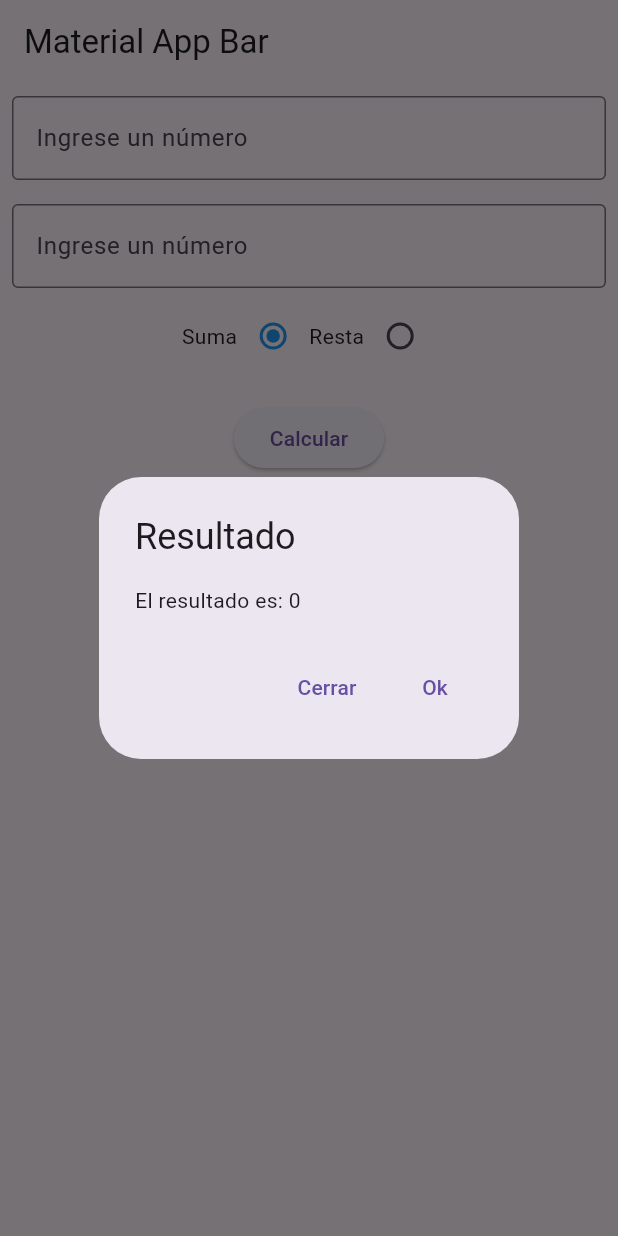
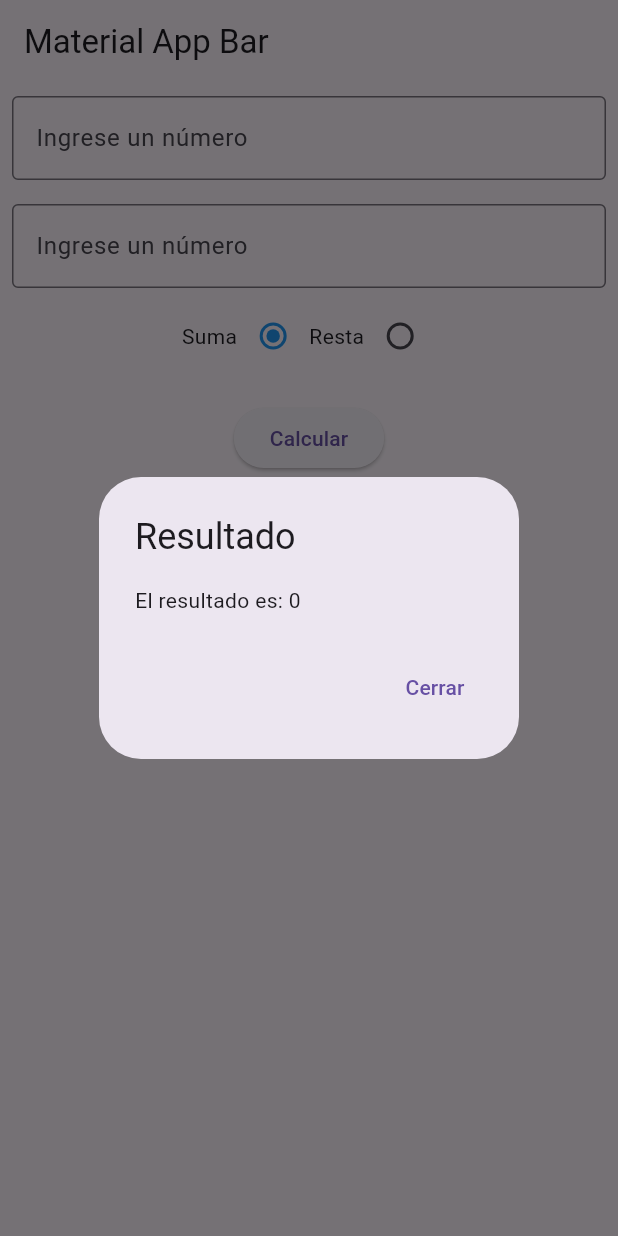
Before and after one commit to abrahamcastro/Flutter25, a Flutter app: the screen it shows after launch, after a tap on "Calcular", on a phone screen of 412 x 824 dp. Run offline on Flutter 3.47's test engine with Material 3 defaults, Android fonts, the light colour scheme and no system bars.

Commit message:
quite uno ok

```diff
--- a/textfield2numeros/lib/main.dart
+++ b/textfield2numeros/lib/main.dart
@@ -121,12 +121,6 @@ class _InicioState extends State<Inicio> {
               },
               child: const Text('Cerrar'),
             ),
-            TextButton(
-              onPressed: () {
-                Navigator.of(context).pop();
-              },
-              child: const Text('Ok'),
-            ),
           ],
         );
       },
```
